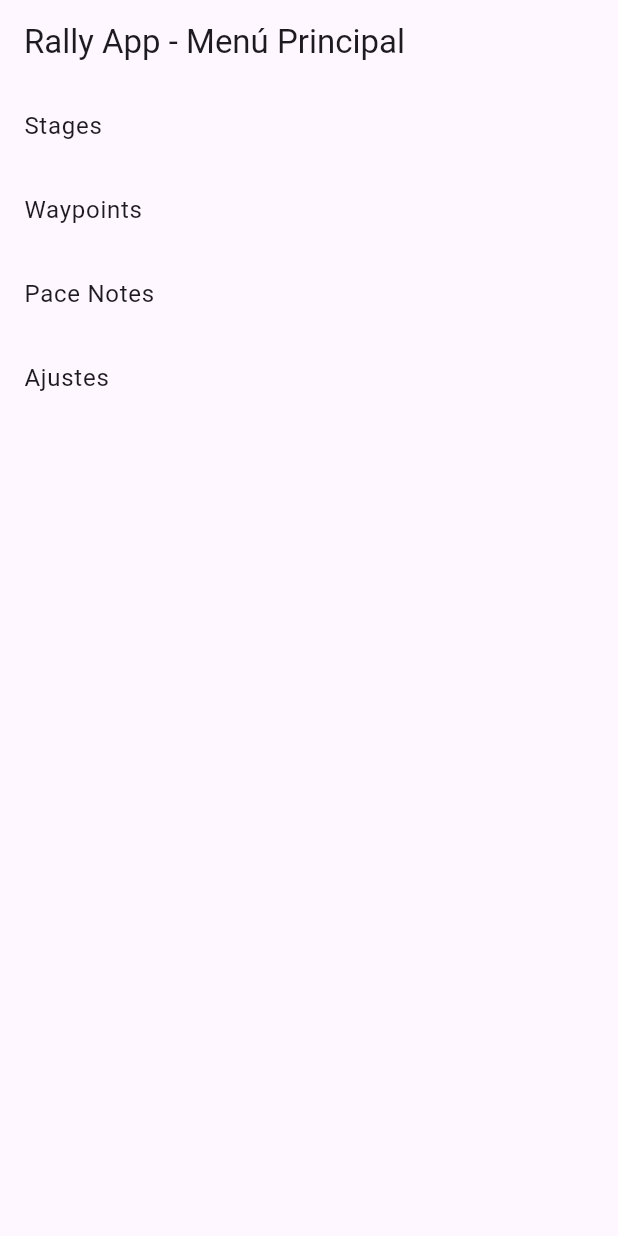
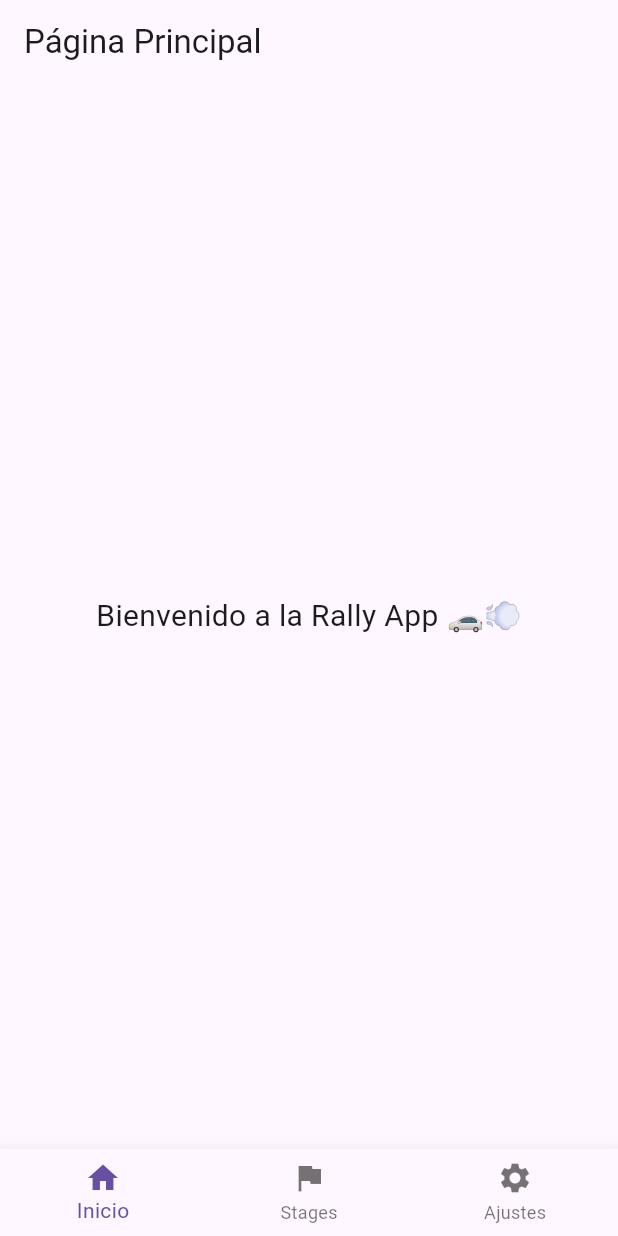
Before and after one commit to paucher1207/Rallyapp, a Flutter app: the screen it shows after launch, on a phone screen of 412 x 824 dp. Run offline on Flutter 3.47's test engine with Material 3 defaults, Android fonts, the phone set to English and light mode, and no system bars; our stand-ins replace shared_preferences, sqflite; accounts and stored records are empty.

Commit message:
cambio 8

```diff
--- a/lib/controllers/settings_controller.dart
+++ b/lib/controllers/settings_controller.dart
@@ -1,12 +1,24 @@
 import 'package:flutter/material.dart';
+import '../services/settings_service.dart';
 
 class SettingsController extends ChangeNotifier {
+  final SettingsService _settingsService = SettingsService();
+
   ThemeMode _themeMode = ThemeMode.system;
-
   ThemeMode get themeMode => _themeMode;
 
-  void updateThemeMode(ThemeMode mode) {
+  SettingsController() {
+    _loadTheme();
+  }
+
+  Future<void> _loadTheme() async {
+    _themeMode = await _settingsService.getThemeMode();
+    notifyListeners();
+  }
+
+  Future<void> updateThemeMode(ThemeMode mode) async {
     _themeMode = mode;
-    notifyListeners(); // 🔔 notifica a toda la app
+    notifyListeners();
+    await _settingsService.setThemeMode(mode);
   }
 }
--- /dev/null
+++ b/lib/home_page.dart
@@ -0,0 +1,18 @@
+import 'package:flutter/material.dart';
+
+class HomePage extends StatelessWidget {
+  const HomePage({super.key});
+
+  @override
+  Widget build(BuildContext context) {
+    return Scaffold(
+      appBar: AppBar(title: const Text("Página Principal")),
+      body: const Center(
+        child: Text(
+          "Bienvenido a la Rally App 🚗💨",
+          style: TextStyle(fontSize: 20),
+        ),
+      ),
+    );
+  }
+}
--- a/lib/main.dart
+++ b/lib/main.dart
@@ -1,10 +1,9 @@
 import 'package:flutter/material.dart';
 import 'package:provider/provider.dart';
 import 'controllers/settings_controller.dart';
-import 'stage_list_page.dart';
-import 'waypoint_list_page.dart';
-import 'pace_list_page.dart';
-import 'pages/settings/settings_menu_page.dart';
+import 'home_page.dart';
+import 'stage_tabs_page.dart';
+import './pages/settings/settings_menu_page.dart';
 
 void main() {
   runApp(
@@ -24,59 +23,41 @@ class MyApp extends StatelessWidget {
 
     return MaterialApp(
       title: 'Rally App',
-      theme: ThemeData.light(),
+      theme: ThemeData(primarySwatch: Colors.blue),
       darkTheme: ThemeData.dark(),
-      themeMode: settings.themeMode, // se conecta al controller
+      themeMode: settings.themeMode,
       home: const MainMenuPage(),
     );
   }
 }
 
-class MainMenuPage extends StatelessWidget {
+class MainMenuPage extends StatefulWidget {
   const MainMenuPage({super.key});
+
+  @override
+  State<MainMenuPage> createState() => _MainMenuPageState();
+}
+
+class _MainMenuPageState extends State<MainMenuPage> {
+  int _currentIndex = 0;
+
+  final List<Widget> _pages = const [
+    HomePage(),
+    StageTabsPage(),
+    SettingsMenuPage(),
+  ];
 
   @override
   Widget build(BuildContext context) {
     return Scaffold(
-      appBar: AppBar(title: const Text('Rally App - Menú Principal')),
-      body: ListView(
-        children: [
-          ListTile(
-            title: const Text('Stages'),
-            onTap: () {
-              Navigator.push(
-                context,
-                MaterialPageRoute(builder: (_) =>  StageListPage()),
-              );
-            },
-          ),
-          ListTile(
-            title: const Text('Waypoints'),
-            onTap: () {
-              Navigator.push(
-                context,
-                MaterialPageRoute(builder: (_) =>  WaypointListPage()),
-              );
-            },
-          ),
-          ListTile(
-            title: const Text('Pace Notes'),
-            onTap: () {
-              Navigator.push(
-                context,
-                MaterialPageRoute(builder: (_) =>  PaceListPage()),
-              );
-            },
-          ),
-          ListTile(
-            title: const Text('Ajustes'),
-            onTap: () {
-              Navigator.push(
-                context,
-                MaterialPageRoute(builder: (_) =>  SettingsMenuPage()),
-              );
-            },
-          ),
+      body: _pages[_currentIndex],
+      bottomNavigationBar: BottomNavigationBar(
+        currentIndex: _currentIndex,
+        onTap: (index) => setState(() => _currentIndex = index),
+        items: const [
+          BottomNavigationBarItem(icon: Icon(Icons.home), label: "Inicio"),
+          BottomNavigationBarItem(icon: Icon(Icons.flag), label: "Stages"),
+          BottomNavigationBarItem(icon: Icon(Icons.settings), label: "Ajustes"),
         ],
       ),
     );
```
Also changed, not shown: lib/pages/settings/global_settings_page.dart (+4 -4 lines), lib/pages/settings/settings_menu_page.dart (+10 -21 lines), lib/services/settings_service.dart (+11 -5 lines), lib/stage_tabs_page.dart (added, +34 -0 lines).
